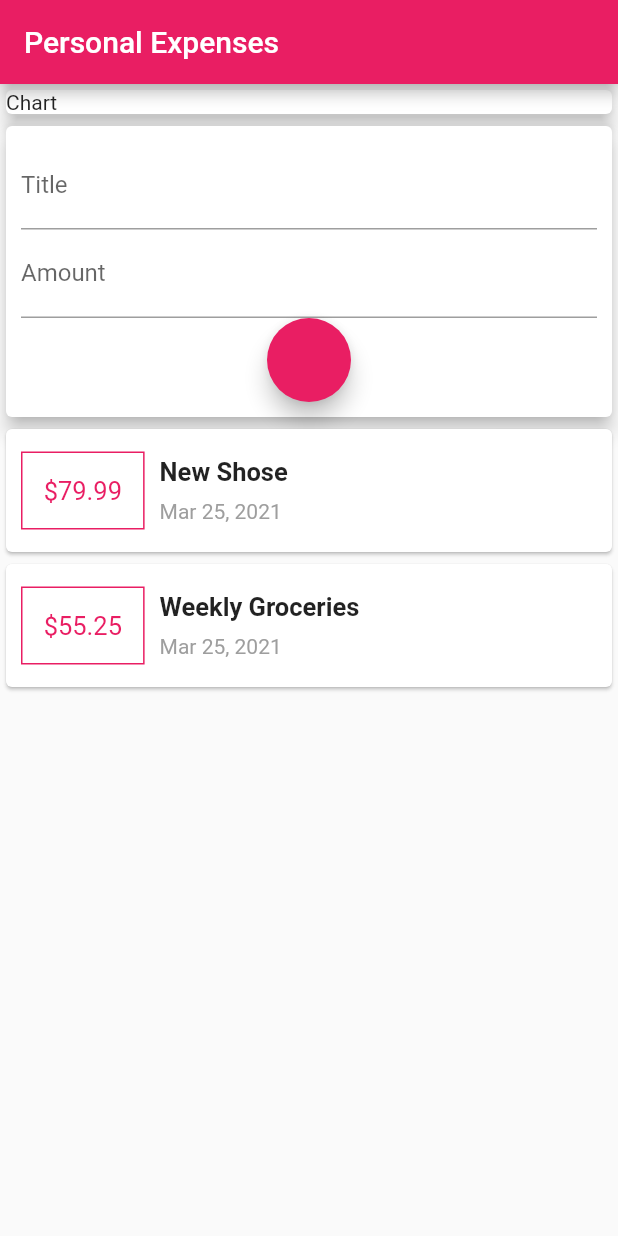
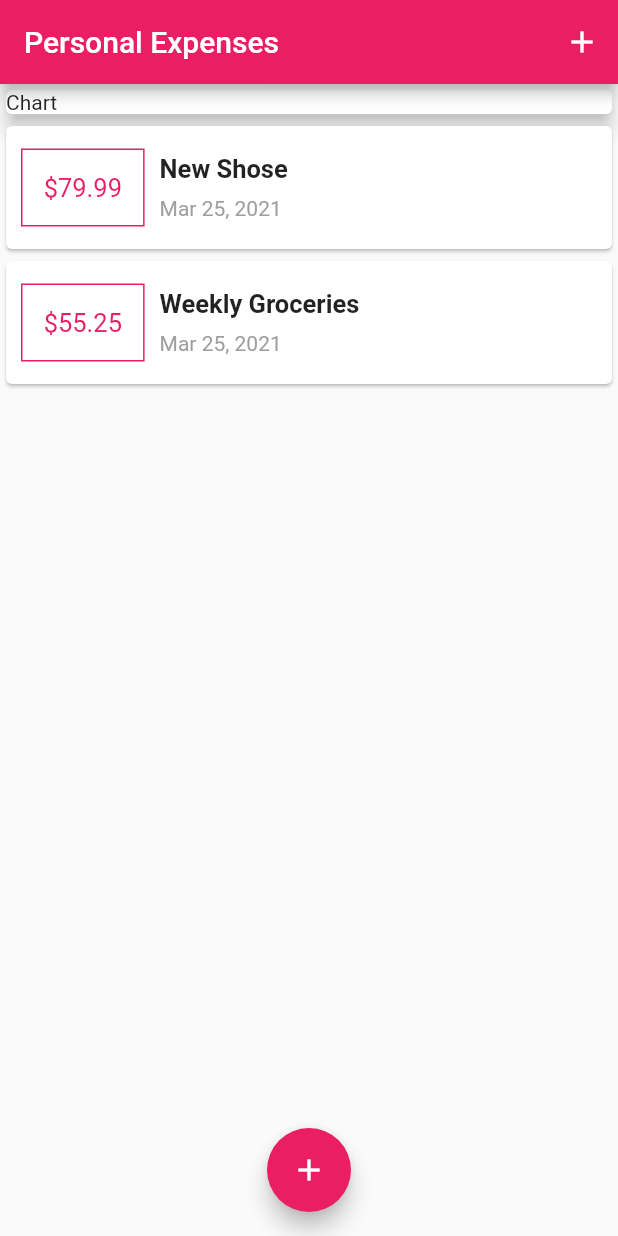
Before and after one commit to Mohamed221999/Expenses-Planner-App-, a Flutter app: the screen it shows after launch, on a phone screen of 412 x 824 dp. Run offline on Flutter 3.47's test engine with Material 2 defaults, Android fonts, the phone set to English and light mode, and no system bars.

```diff
--- a/lib/page_home.dart
+++ b/lib/page_home.dart
@@ -1,18 +1,69 @@
 import 'package:flutter/material.dart';
-import './widgets/user_transaction.dart';
-class MyHomePage extends StatelessWidget {
+import 'package:personal_expenses/widgets/new_transaction.dart';
+import 'package:personal_expenses/widgets/transaction_list.dart';
+import './models/transaction.dart';
 
+class MyHomePage extends StatefulWidget {
+  @override
+  _MyHomePageState createState() => _MyHomePageState();
+}
 
+class _MyHomePageState extends State<MyHomePage> {
+  final List<Transaction> _userTransaction = [
+    //list of transaction
+    Transaction(
+        id: 't1', title: 'New Shose', amount: 79.99, date: DateTime.now()),
+    Transaction(
+        id: 't2',
+        title: 'Weekly Groceries',
+        amount: 55.25,
+        date: DateTime.now()),
+  ];
+  //================================add Transaction
+  void _addNewTransaction(String txtitle, double txamount) {
+    final newTx = Transaction(
+        id: DateTime.now().toString(),
+        title: txtitle,
+        amount: txamount,
+        date: DateTime.now());
+
+    setState(() {
+      _userTransaction.add(newTx);
+    });
+  }
+
+//====================================show transaction sheet
+  void _startAddNewTransaction(
+    BuildContext context,
+  ) {
+    showModalBottomSheet(
+        context: context,
+        builder: (_) {
+          return NewTransaction(
+            addTx: _addNewTransaction,
+          );
+        });
+  }
 
   @override
   Widget build(BuildContext context) {
     return Scaffold(
+      floatingActionButtonLocation: FloatingActionButtonLocation.centerFloat,
+      floatingActionButton: FloatingActionButton(
+        child: Icon(Icons.add),
+        onPressed: () {
+          _startAddNewTransaction(context);
+        },
+      ),
       appBar: AppBar(
+        actions: [
+          IconButton(icon: Icon(Icons.add), onPressed: () {
+            _startAddNewTransaction(context);
+          }),
+        ],
         title: Text('Personal Expenses'),
       ),
-      body: Column(
-        crossAxisAlignment: CrossAxisAlignment.stretch,
-        children: [
+      body: Column(crossAxisAlignment: CrossAxisAlignment.stretch, children: [
         //==============================Chart Part
         Container(
           width: double.infinity,
@@ -21,9 +72,10 @@ class MyHomePage extends StatelessWidget {
             elevation: 5,
           ),
         ),
-          UserTransaction(),
-         ]
+        TransactionList(
+          transacton: _userTransaction,
         ),
+      ]),
     );
   }
 }
--- a/lib/widgets/transaction_list.dart
+++ b/lib/widgets/transaction_list.dart
@@ -11,12 +11,11 @@ class TransactionList extends StatelessWidget {
   @override
   Widget build(BuildContext context) {
     return Container(
-      height: MediaQuery.of(context).size.height*0.5,
-      child: SingleChildScrollView(
-              child: Column(
+      height: MediaQuery.of(context).size.height * 0.5,
+      child: ListView.builder(
+        itemCount: transacton.length,
+        itemBuilder: (context, index) {
         //==============================Transaction Part
-          //i will convert the list of transaction to a list of widet (Mappin) by using .map method and .toList method
-          children: transacton.map((e) {
           return Card(
             child: Row(
               children: [
@@ -33,7 +32,7 @@ class TransactionList extends StatelessWidget {
                     ),
                     child: Center(
                       child: Text(
-                          "\$" + e.amount.toString(),
+                        "\$" + transacton[index].amount.toStringAsFixed(2),
                         style: TextStyle(color: Colors.pink, fontSize: 17),
                       ),
                     ),
@@ -43,15 +42,16 @@ class TransactionList extends StatelessWidget {
                   crossAxisAlignment: CrossAxisAlignment.start,
                   children: [
                     Text(
-                        e.title,
-                        style: TextStyle(fontWeight: FontWeight.bold, fontSize: 17),
+                      transacton[index].title,
+                      style:
+                          TextStyle(fontWeight: FontWeight.bold, fontSize: 17),
                     ),
                     SizedBox(
                       height: MediaQuery.of(context).size.height * 0.01,
                     ),
                     //using intl package to formate the date============
                     Text(
-                        DateFormat.yMMMd().format(e.date),
+                      DateFormat.yMMMd().format(transacton[index].date),
                       style: TextStyle(color: Colors.grey),
                     ),
                   ],
@@ -59,8 +59,7 @@ class TransactionList extends StatelessWidget {
               ],
             ),
           );
-          }).toList(),
-        ),
+        },
         ),
     );
   }
--- a/lib/widgets/user_transaction.dart
+++ /dev/null
@@ -1,49 +0,0 @@
-import 'package:flutter/material.dart';
-import 'package:personal_expenses/widgets/new_transaction.dart';
-import './transaction_list.dart';
-import 'package:personal_expenses/models/transaction.dart';
-
-class UserTransaction extends StatefulWidget {
-  @override
-  _UserTransactionState createState() => _UserTransactionState();
-}
-
-class _UserTransactionState extends State<UserTransaction> {
-  final List<Transaction> _userTransaction = [
-    //list of transaction
-    Transaction(
-        id: 't1', title: 'New Shose', amount: 79.99, date: DateTime.now()),
-    Transaction(
-        id: 't2',
-        title: 'Weekly Groceries',
-        amount: 55.25,
-        date: DateTime.now()),
-  ];
-
-  void _addNewTransaction(String txtitle, double txamount) {
-    final newTx = Transaction(
-        id: DateTime.now().toString(),
-        title: txtitle,
-        amount: txamount,
-        date: DateTime.now());
-
-    setState(() {
-      _userTransaction.add(newTx);
-    });
-  }
-
-  @override
-  Widget build(BuildContext context) {
-
-    return Column(
-      children: [
-        //========================Input Area
-        NewTransaction(addTx: _addNewTransaction,),
-        //=========================Transactions Area
-        TransactionList(
-          transacton: _userTransaction,
-        ),
-      ],
-    );
-  }
-}
```
Also changed, not shown: lib/widgets/new_transaction.dart (+42 -6 lines). Lines whose indentation alone changed are shown as unchanged.
